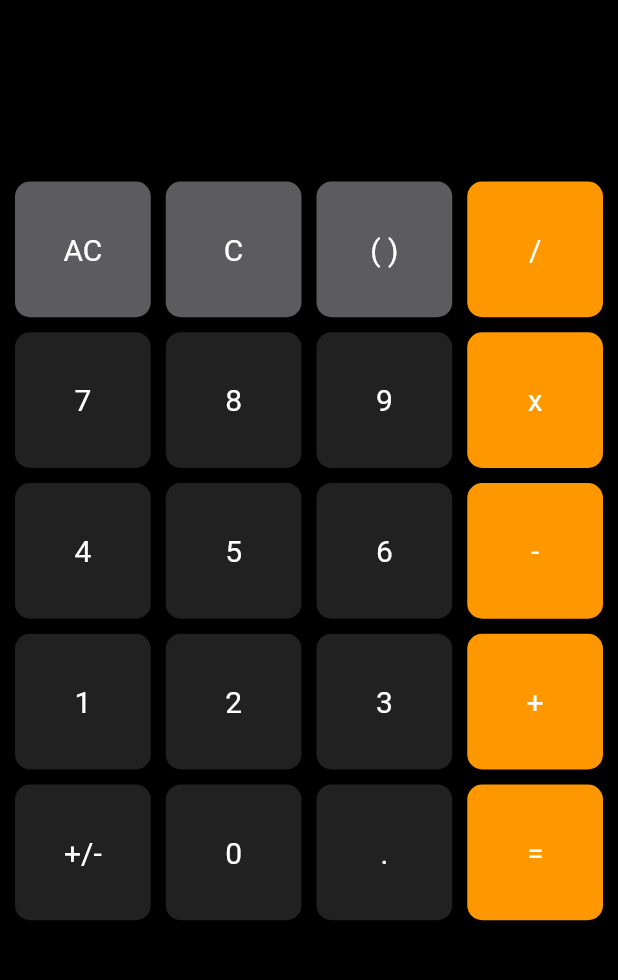
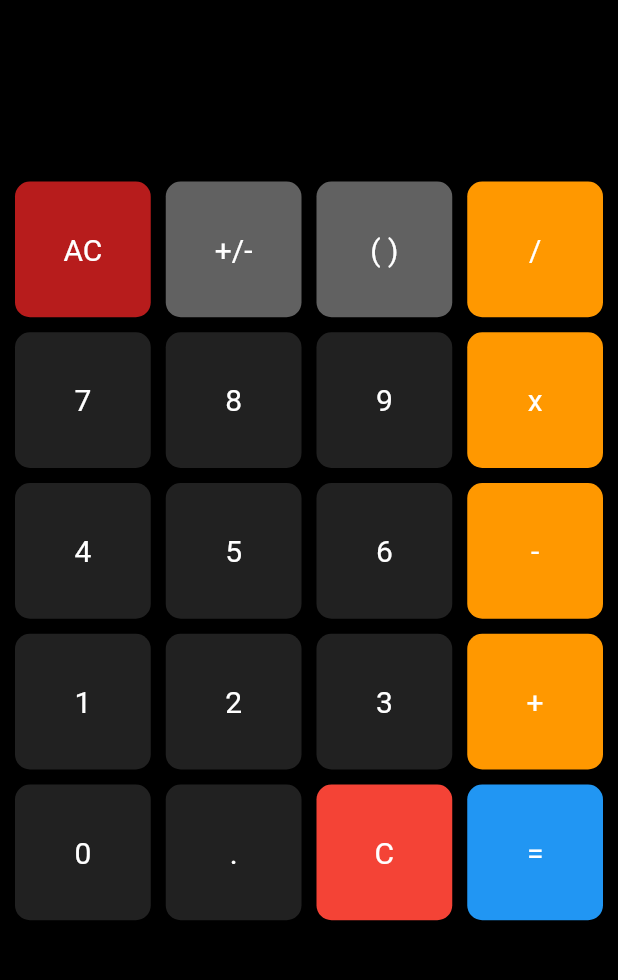
Before and after one commit to makla12/kalkulator, a Flutter app: the screen it shows after launch, on a phone screen of 412 x 824 dp, the part 54-1034 px from its top. Run offline on Flutter 3.47's test engine with Material 3 defaults, Android fonts, the phone set to English and light mode, and no system bars.

```diff
--- a/lib/widgets/button.dart
+++ b/lib/widgets/button.dart
@@ -6,14 +6,15 @@ class Button extends StatelessWidget {
   final void Function() onPressed;
 
   final Map<String, Color> _buttonColors = {
-    "AC": Color(0xFF5c5c5f),
-    "C": Color(0xFF5c5c5f),
-    "( )": Color(0xFF5c5c5f),
+    "AC": Colors.red[900]!,
+    "+/-" : Colors.grey[700]!,
+    "( )": Colors.grey[700]!,
     "/": Colors.orange,
     "x": Colors.orange,
     "-": Colors.orange,
+    "C": Colors.red,
     "+": Colors.orange,
-    "=": Colors.orange,
+    "=": Colors.blue,
   };
 
   @override
```
Also changed, not shown: lib/screens/home_screen.dart (+44 -5 lines).
